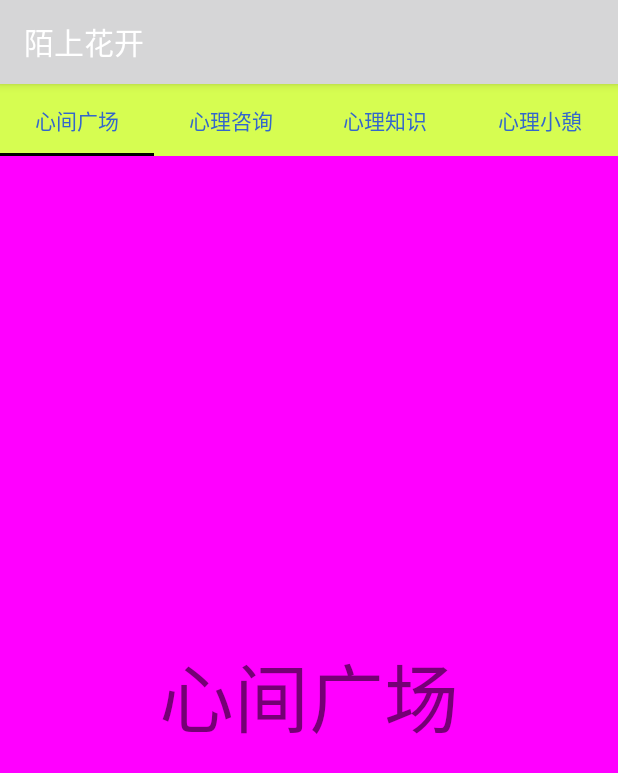
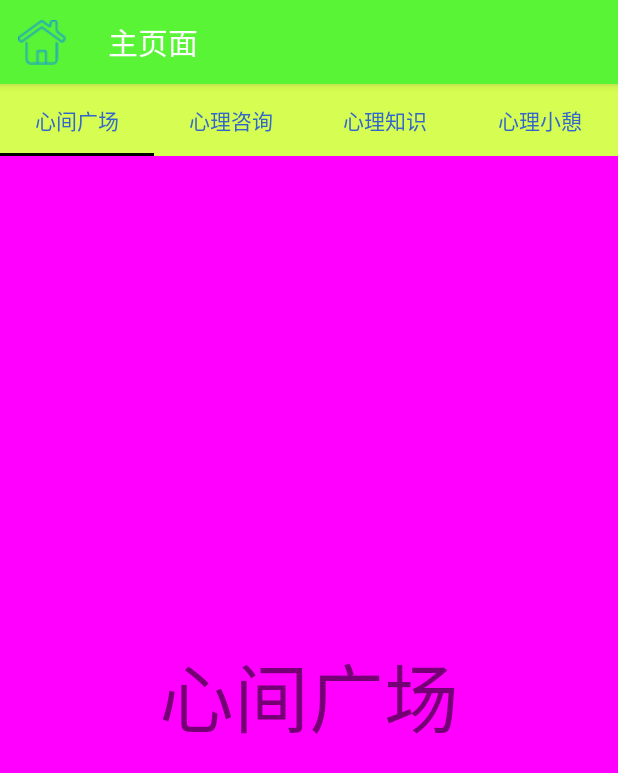
Before and after one commit to zechaowei/Android-ReturnPlus, an Android app: the MainActivity screen opened directly, with no data from a screen before it, on a phone screen of 412 x 824 dp. Shown: the top 773 px of the screen. Run offline under Robolectric (Android 15) with nearby library versions, the light colour scheme and no system bars.

Commit message:
v1.5 设置home图标｜Main页面跳转到Home页面

```diff
--- a/app/src/main/java/com/example/returnplus/MainActivity.java
+++ b/app/src/main/java/com/example/returnplus/MainActivity.java
@@ -1,9 +1,13 @@
 package com.example.returnplus;
 
+import android.content.Intent;
 import android.os.Bundle;
+import android.view.MenuItem;
+import android.widget.Toast;
 
 import androidx.annotation.NonNull;
 import androidx.annotation.Nullable;
+import androidx.appcompat.app.ActionBar;
 import androidx.appcompat.app.AppCompatActivity;
 import androidx.fragment.app.Fragment;
 import androidx.fragment.app.FragmentManager;
@@ -14,6 +18,7 @@
 import com.example.returnplus.fragment.fragment_knowledge;
 import com.example.returnplus.fragment.fragment_rest;
 import com.example.returnplus.fragment.fragment_square;
+import com.example.returnplus.home.HomeActivity;
 import com.google.android.material.tabs.TabLayout;
 
 import java.util.ArrayList;
@@ -34,6 +39,16 @@
 
         //去掉标题行
 //        supportRequestWindowFeature(Window.FEATURE_NO_TITLE);
+
+
+        //设置ActionBar   返回键<---
+        ActionBar actionBar = getSupportActionBar();
+        //设置后退按钮
+        assert actionBar != null;
+        actionBar.setDisplayHomeAsUpEnabled(true);	//实际上是在菜单项目上显示菜单（在左边显示）
+        //设置actionBar的左边图标，设置为自定义图标
+        actionBar.setHomeAsUpIndicator(R.drawable.icon_home);
+
 
         setContentView(R.layout.activity_main);
 
@@ -82,4 +97,16 @@
             return tabTitles[position];
         }
     }
+
+    //重写方法，监听菜单中的选项
+    @Override
+    public boolean onOptionsItemSelected(@NonNull MenuItem item) {
+        if (item.getItemId() == android.R.id.home){
+            Toast.makeText(this,"跳转到Home页",Toast.LENGTH_SHORT).show();
+            Intent intent = new Intent(MainActivity.this, HomeActivity.class);
+            //启动意图
+            startActivity(intent);
+        }
+        return true;
+    }
 }
--- a/app/src/main/res/values/themes.xml
+++ b/app/src/main/res/values/themes.xml
@@ -2,7 +2,8 @@
     <!-- Base application theme. -->
     <style name="Theme.ReturnPlus" parent="Theme.MaterialComponents.DayNight.DarkActionBar.Bridge">
         <!-- Primary brand color. -->
-        <item name="colorPrimary">@color/purple_500</item>
+<!--        修改标题栏的颜色-->
+        <item name="colorPrimary">#59F436</item>
         <item name="colorPrimaryVariant">@color/purple_700</item>
         <item name="colorOnPrimary">@color/white</item>
         <!-- Secondary brand color. -->
@@ -10,7 +11,8 @@
         <item name="colorSecondaryVariant">@color/teal_700</item>
         <item name="colorOnSecondary">@color/black</item>
         <!-- Status bar color. -->
-        <item name="android:statusBarColor">?attr/colorPrimaryVariant</item>
+<!--修改顶部框框颜色-->
+        <item name="android:statusBarColor">@color/purple_700</item>
         <!-- Customize your theme here. -->
     </style>
 </resources>
```
Also changed, not shown: app/src/main/AndroidManifest.xml (+15 -11 lines), app/src/main/java/com/example/returnplus/home/HomeActivity.java (added, +23 -0 lines), app/src/main/res/layout/activity_home.xml (added, +16 -0 lines), app/src/main/res/drawable/icon_home.png (added).
